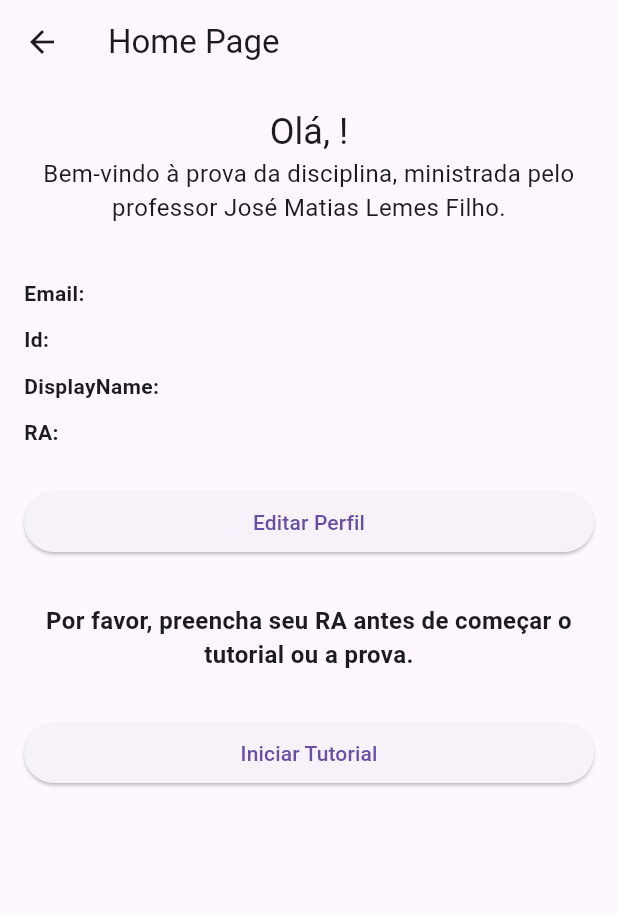
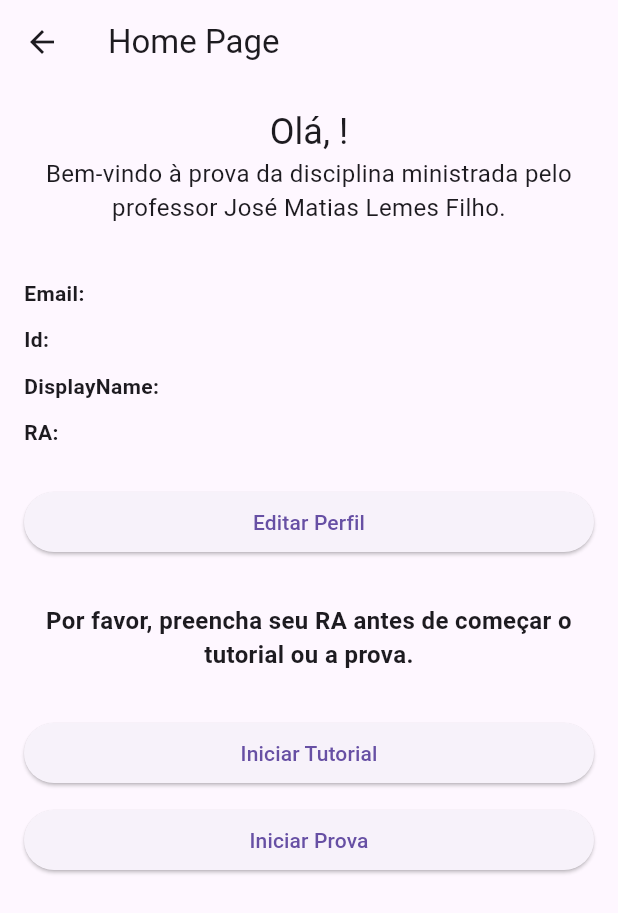
Before and after one commit to matiasfilho81/quiz, a Flutter app: the HomePage screen opened directly with empty values, on a phone screen of 412 x 824 dp. Shown: the top 913 px of the screen. Run offline on Flutter 3.47's test engine with Material 3 defaults, Android fonts, the phone set to English and light mode, and no system bars; our stand-ins replace cloud_firestore, firebase_auth, firebase_core; missing offline and left inert: firebase_ui_auth; accounts and stored records are empty; generated files the repository leaves out were written again.

Commit message:
prova de so

```diff
--- a/lib/src/home_page.dart
+++ b/lib/src/home_page.dart
@@ -89,9 +89,14 @@ class _HomePageState extends State<HomePage> {
       appBar: AppBar(
         title: const Text('Home Page'),
       ),
-      body: Padding(
+      body: SingleChildScrollView(
+        child: Padding(
           padding: const EdgeInsets.all(16.0),
+          child: Center(
+            child: SizedBox(
+              width: 420,
               child: Column(
+                mainAxisAlignment: MainAxisAlignment.center,
                 crossAxisAlignment: CrossAxisAlignment.stretch,
                 children: [
                   // Cabeçalho com o nome do usuário
@@ -103,7 +108,7 @@ class _HomePageState extends State<HomePage> {
 
                   // Texto explicativo sobre a prova
                   const Text(
-              'Bem-vindo à prova da disciplina, '
+                    'Bem-vindo à prova da disciplina '
                     'ministrada pelo professor José Matias Lemes Filho.',
                     textAlign: TextAlign.center,
                     style: TextStyle(fontSize: 16),
@@ -141,11 +146,14 @@ class _HomePageState extends State<HomePage> {
                     child: const Text('Iniciar Tutorial'),
                   ),
                   const SizedBox(height: 10),
-            // ElevatedButton(
-            //   onPressed: () => _checkAndNavigate('/exam'),
-            //   child: const Text('Iniciar Prova'),
-            // ),
+                  ElevatedButton(
+                    onPressed: () => _checkAndNavigate('/exam'),
+                    child: const Text('Iniciar Prova'),
+                  ),
                 ],
+              ),
+            ),
+          ),
         ),
       ),
     );
--- a/lib/src/tutorial_screen.dart
+++ b/lib/src/tutorial_screen.dart
@@ -36,7 +36,7 @@ class TutorialScreenState extends State<TutorialScreen> {
   void initState() {
     super.initState();
     _startTime = DateTime.now();
-    _showScorePerQuestion = Random().nextBool(); // Sorteio para A/B
+    _showScorePerQuestion = false; //Random().nextBool(); // Sorteio para A/B
     _loadQuestions();
   }
 
@@ -214,6 +214,7 @@ class TutorialScreenState extends State<TutorialScreen> {
 
     return Scaffold(
       appBar: AppBar(
+        automaticallyImplyLeading: false,
         title: Text(
           'Pergunta ${_currentQuestionIndex + 1} de ${_questions.length}',
         ),
--- a/pubspec.yaml
+++ b/pubspec.yaml
@@ -60,6 +60,7 @@ flutter:
   assets:
       - assets/questions.json
       - assets/exam.json
+      - assets/exam_po.json
 
   # The following line ensures that the Material Icons font is
   # included with your application, so that you can use the icons in
```
Also changed, not shown: lib/src/test_screen.dart (+7 -10 lines), 5 other files. Lines whose indentation alone changed are shown as unchanged.
